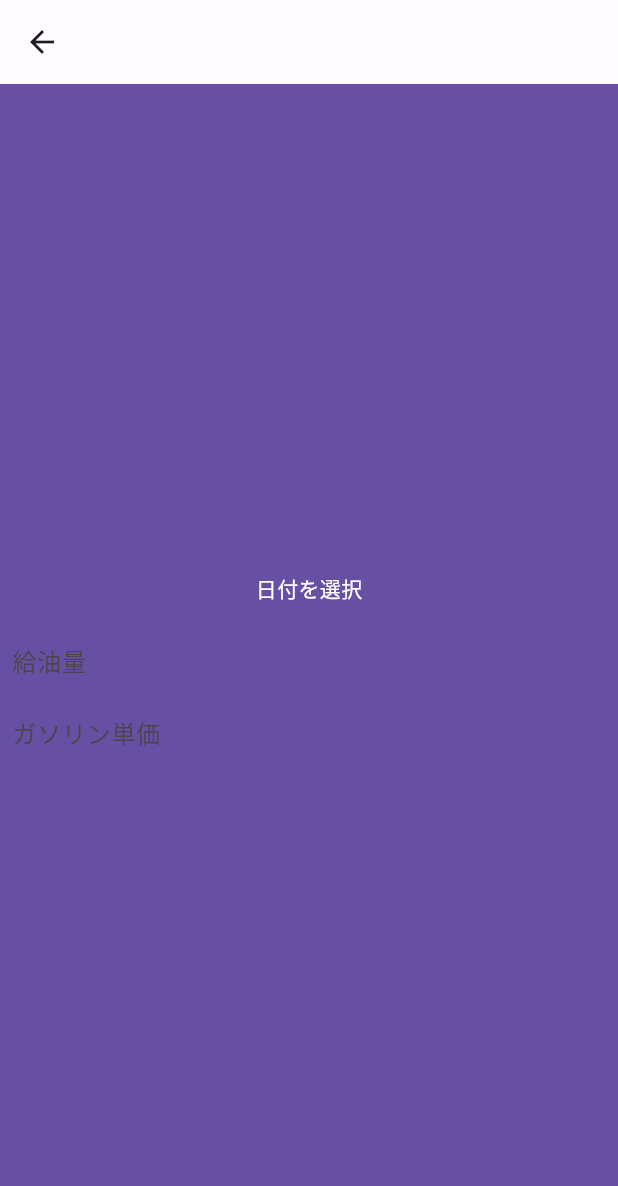
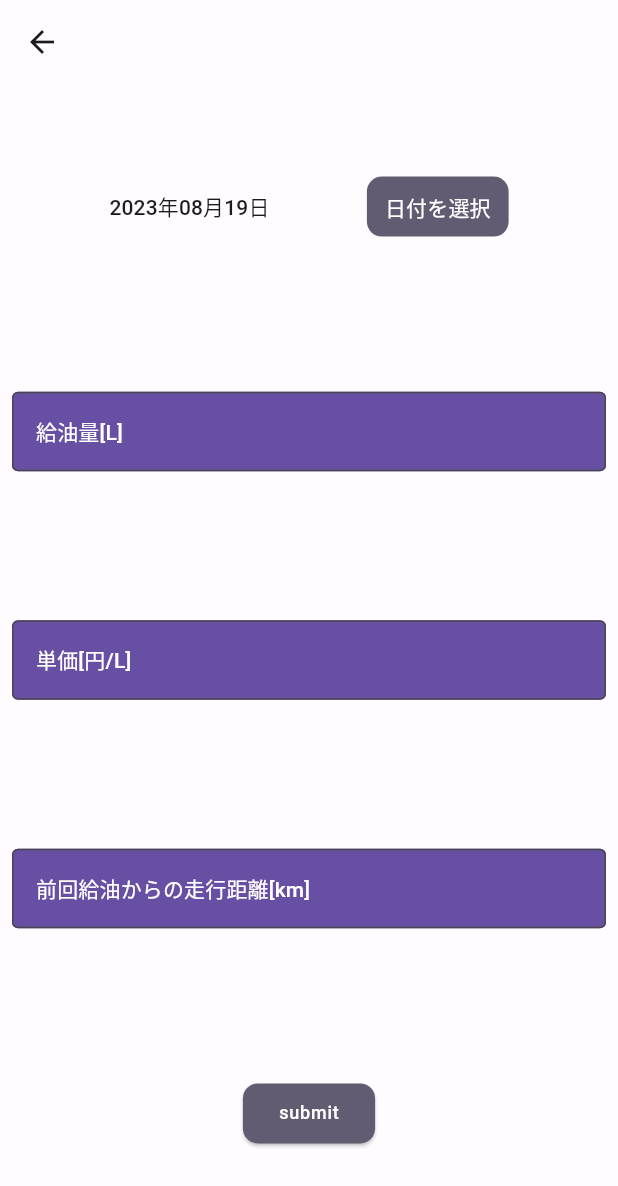
Before and after one commit to oishigyunyu/car_aoo, a Flutter app: the FuelRecord screen opened directly, on a phone screen of 412 x 824 dp. Shown: the top 1186 px of the screen. Run offline on Flutter 3.47's test engine with Material 2 defaults, Android fonts, the phone set to English and light mode, and no system bars; our stand-ins replace cloud_firestore, firebase_core, flutter_datetime_picker_plus, flutter_riverpod, geocoding, geolocator and 3 more; accounts and stored records are empty; generated files the repository leaves out were written again; Roboto replaces fonts that are missing (LINESeedJP).

Commit message:
refactoring design, logic

```diff
--- a/lib/view/fuel_record.dart
+++ b/lib/view/fuel_record.dart
@@ -1,6 +1,7 @@
 import 'package:flutter/material.dart';
 import 'package:flutter/services.dart';
 import 'package:flutter_datetime_picker_plus/flutter_datetime_picker_plus.dart';
+import 'package:intl/intl.dart';
 
 class FuelRecord extends StatefulWidget {
   const FuelRecord({super.key});
@@ -11,6 +12,7 @@ class FuelRecord extends StatefulWidget {
 
 class _FuelRecordState extends State<FuelRecord> {
   DateTime _date = DateTime.now();
+  final DateFormat _dateFormat = DateFormat('yyyy年MM月dd日');
   double _fuelQuantity = 0.0;
   double _unitPrice = 0.0;
   double _drivedDistanceFromLastRefuel = 0.0;
@@ -25,12 +27,30 @@ class _FuelRecordState extends State<FuelRecord> {
           height: size.height,
           width: size.width,
           padding: const EdgeInsets.all(8.0),
-          color: Theme.of(context).colorScheme.primary,
+          color: Theme.of(context).colorScheme.background,
           child: Column(
-            mainAxisAlignment: MainAxisAlignment.center,
+            mainAxisAlignment: MainAxisAlignment.spaceAround,
             crossAxisAlignment: CrossAxisAlignment.center,
             children: <Widget>[
+              Row(
+                mainAxisAlignment: MainAxisAlignment.spaceEvenly,
+                crossAxisAlignment: CrossAxisAlignment.center,
+                children: <Widget>[
+                  Text(
+                    _dateFormat.format(_date),
+                    style: Theme.of(context).textTheme.labelLarge?.apply(
+                          color: Theme.of(context).colorScheme.onBackground,
+                        ),
+                  ),
                   TextButton(
+                    style: TextButton.styleFrom(
+                      backgroundColor: Theme.of(context).colorScheme.secondary,
+                      shape: const RoundedRectangleBorder(
+                        borderRadius: BorderRadius.all(
+                          Radius.circular(10.0),
+                        ),
+                      ),
+                    ),
                     onPressed: () {
                       DatePicker.showDatePicker(
                         context,
@@ -38,10 +58,14 @@ class _FuelRecordState extends State<FuelRecord> {
                         minTime: DateTime(2023, 1, 1),
                         maxTime: DateTime(2099, 12, 31),
                         onChanged: (date) {
+                          setState(() {
                             _date = date;
+                          });
                         },
                         onConfirm: (date) {
+                          setState(() {
                             _date = date;
+                          });
                         },
                         currentTime: DateTime.now(),
                         locale: LocaleType.jp,
@@ -49,27 +73,90 @@ class _FuelRecordState extends State<FuelRecord> {
                     },
                     child: Text(
                       '日付を選択',
+                      style: Theme.of(context).textTheme.labelLarge?.apply(
+                          color: Theme.of(context).colorScheme.onSecondary),
+                    ),
+                  ),
+                ],
+              ),
+              TextField(
+                style: Theme.of(context).textTheme.labelLarge?.apply(
+                      color: Theme.of(context).colorScheme.onPrimary,
+                    ),
+                keyboardType: TextInputType.number,
+                decoration: InputDecoration(
+                  fillColor: Theme.of(context).colorScheme.primary,
+                  filled: true,
+                  border: const OutlineInputBorder(),
+                  hintText: '給油量[L]',
+                  hintStyle: Theme.of(context).textTheme.labelLarge?.apply(
+                        color: Theme.of(context).colorScheme.onPrimary,
+                      ),
+                ),
+                onChanged: (value) {
+                  setState(() {
+                    _fuelQuantity = value as double;
+                  });
+                },
+              ),
+              TextField(
+                style: Theme.of(context).textTheme.labelLarge?.apply(
+                      color: Theme.of(context).colorScheme.onPrimary,
+                    ),
+                keyboardType: TextInputType.number,
+                decoration: InputDecoration(
+                  fillColor: Theme.of(context).colorScheme.primary,
+                  filled: true,
+                  border: const OutlineInputBorder(),
+                  hintText: '単価[円/L]',
+                  hintStyle: Theme.of(context).textTheme.labelLarge?.apply(
+                        color: Theme.of(context).colorScheme.onPrimary,
+                      ),
+                ),
+                onChanged: (value) {
+                  setState(() {
+                    _unitPrice = value as double;
+                  });
+                },
+              ),
+              TextField(
+                style: Theme.of(context).textTheme.labelLarge?.apply(
+                      color: Theme.of(context).colorScheme.onPrimary,
+                    ),
+                keyboardType: TextInputType.number,
+                decoration: InputDecoration(
+                  fillColor: Theme.of(context).colorScheme.primary,
+                  filled: true,
+                  border: const OutlineInputBorder(),
+                  hintText: '前回給油からの走行距離[km]',
+                  hintStyle: Theme.of(context).textTheme.labelLarge?.apply(
+                        color: Theme.of(context).colorScheme.onPrimary,
+                      ),
+                ),
+                onChanged: (value) {
+                  setState(() {
+                    _drivedDistanceFromLastRefuel = value as double;
+                  });
+                },
+              ),
+              ElevatedButton(
+                style: ElevatedButton.styleFrom(
+                  backgroundColor: Theme.of(context).colorScheme.secondary,
+                  foregroundColor: Theme.of(context).colorScheme.onSecondary,
+                  shape: RoundedRectangleBorder(
+                    borderRadius: BorderRadius.circular(10.0),
+                  ),
+                ),
+                onPressed: () {
+                  print('submitted');
+                },
+                child: Text(
+                  'submit',
                   style: Theme.of(context)
                       .textTheme
-                      .bodyMedium
-                      ?.apply(color: Theme.of(context).colorScheme.onPrimary),
+                      .labelMedium
+                      ?.apply(color: Theme.of(context).colorScheme.onSecondary),
                 ),
-              ),
-              TextField(
-                keyboardType: TextInputType.number,
-                decoration: const InputDecoration(
-                  border: InputBorder.none,
-                  hintText: '給油量',
-                ),
-                onChanged: (value) => _fuelQuantity = value as double,
-              ),
-              TextField(
-                keyboardType: TextInputType.number,
-                decoration: const InputDecoration(
-                  border: InputBorder.none,
-                  hintText: 'ガソリン単価',
-                ),
-                onChanged: (value) => _unitPrice = value as double,
               ),
             ],
           ),
```
Lines whose indentation alone changed are shown as unchanged.
